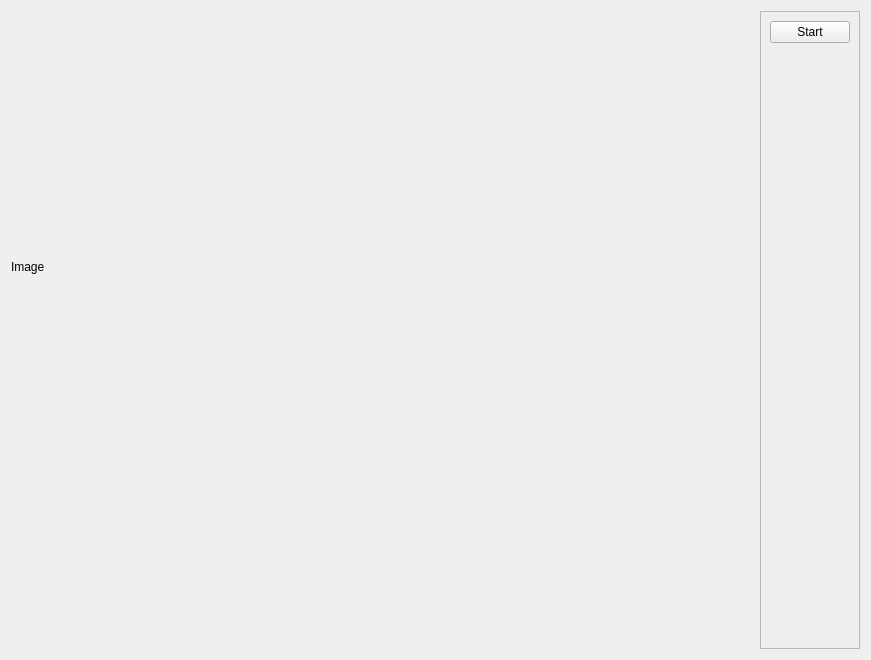
Old version of the form components/pan_tilt_attention_control/src/localUI.ui in the repository robocomp/dsr-graph.
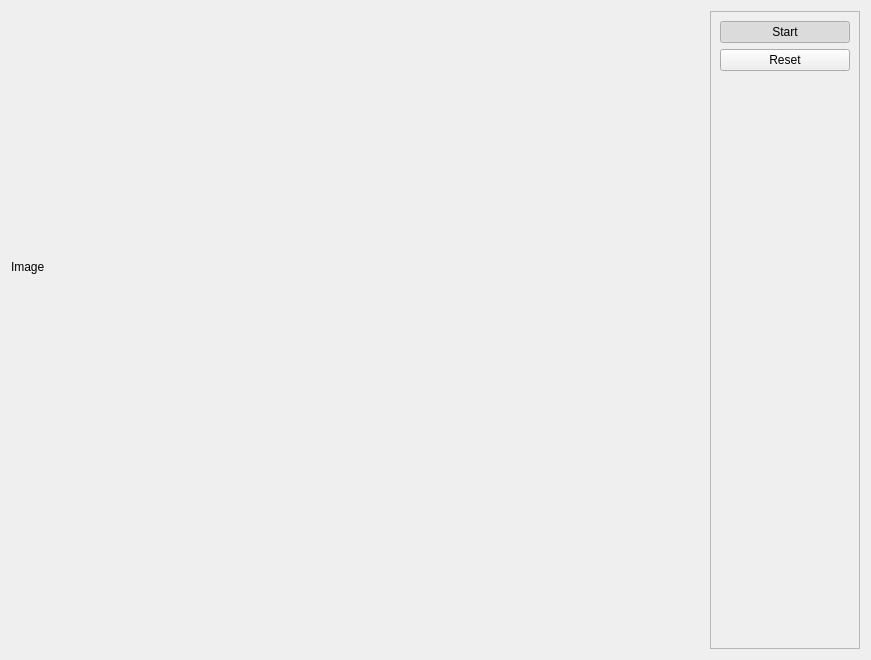
New version of the form.

```diff
--- a/components/pan_tilt_attention_control/src/localUI.ui
+++ b/components/pan_tilt_attention_control/src/localUI.ui
@@ -67,6 +67,12 @@
      </item>
      <item>
       <widget class="QFrame" name="frame">
+       <property name="minimumSize">
+        <size>
+         <width>150</width>
+         <height>0</height>
+        </size>
+       </property>
        <property name="frameShape">
         <enum>QFrame::StyledPanel</enum>
        </property>
@@ -85,7 +91,14 @@
              <bool>true</bool>
             </property>
             <property name="checked">
-             <bool>false</bool>
+             <bool>true</bool>
+            </property>
+           </widget>
+          </item>
+          <item>
+           <widget class="QPushButton" name="resetButton">
+            <property name="text">
+             <string>Reset</string>
             </property>
            </widget>
           </item>
```
Left out of the diff: 2 changed lines with no effect on the pictures.
